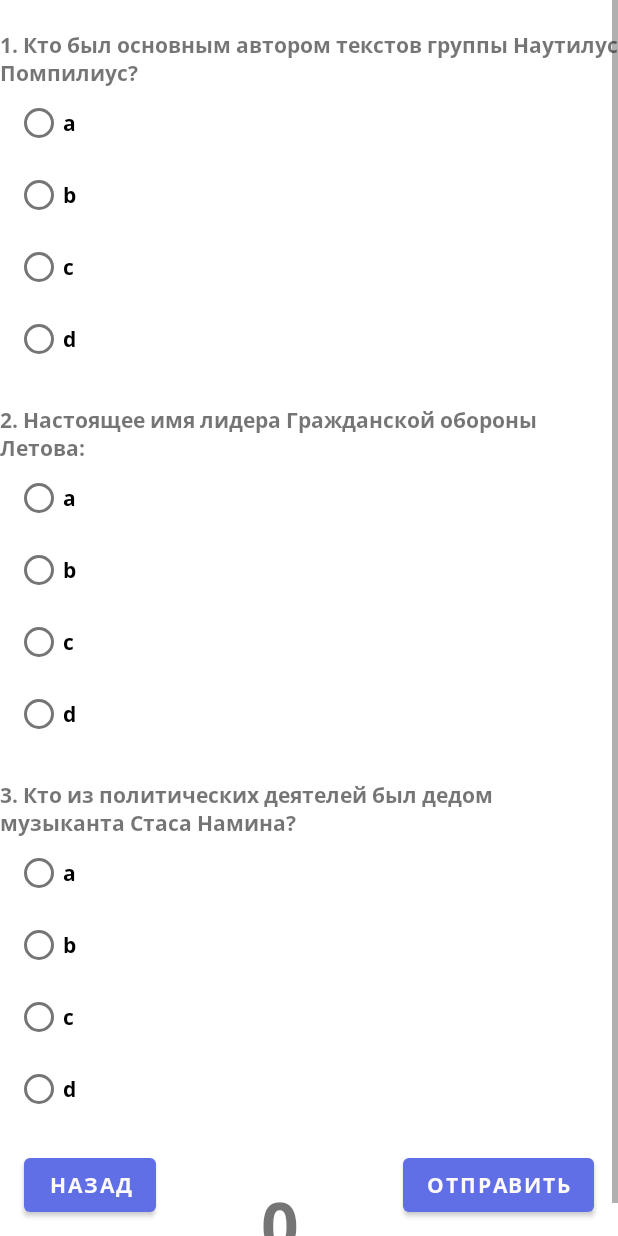
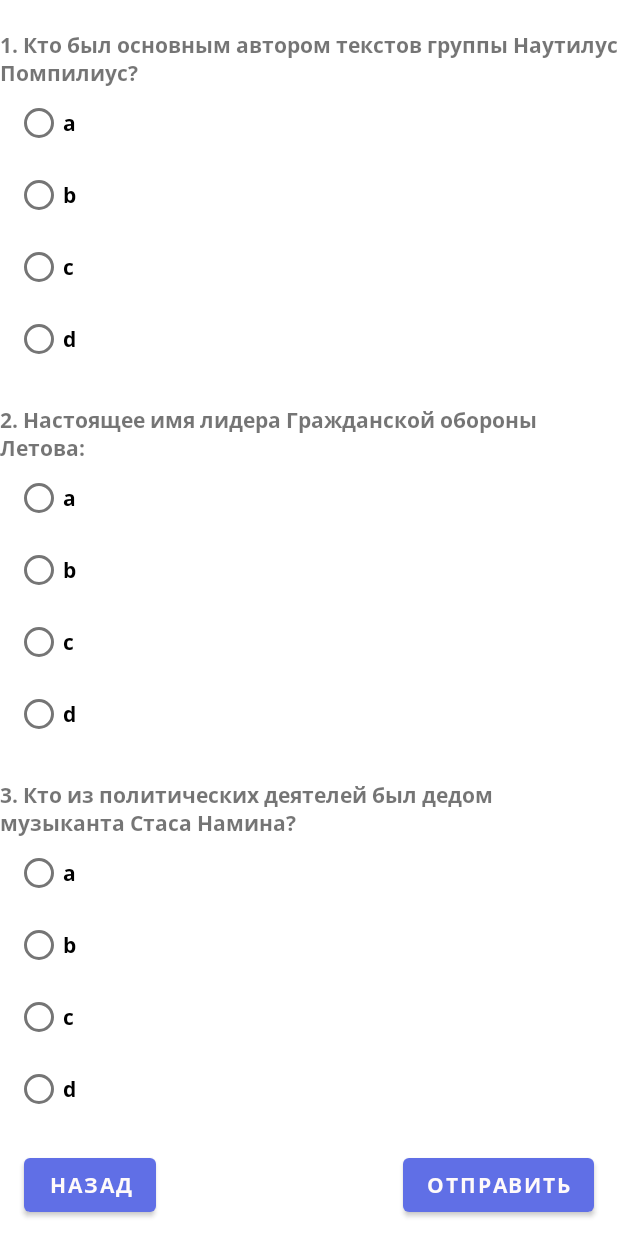
Before and after one commit to DmitryMazaev/Android_HomeWork_8, an Android app: the layout fragment_quiz.xml on its own in the app's theme, with its tools: preview values and no code run, on a phone screen of 412 x 824 dp. Run offline under Robolectric (Android 15) with nearby library versions, the phone set to English and light mode, and no system bars.

Commit message:
Корректировка14

```diff
--- a/app/src/main/java/com/example/quiz/ResultFragment.kt
+++ b/app/src/main/java/com/example/quiz/ResultFragment.kt
@@ -53,6 +53,7 @@
     override fun onViewCreated(view: View, savedInstanceState: Bundle?) {
         super.onViewCreated(view, savedInstanceState)
         binding.resultCount.text = param1.toString()
+        binding.yourResult.text = param2.toString()
     }
 
     companion object {
--- a/app/src/main/res/layout/fragment_quiz.xml
+++ b/app/src/main/res/layout/fragment_quiz.xml
@@ -154,17 +154,5 @@
             app:layout_constraintStart_toStartOf="parent"
             android:text="@string/button_back"
             android:layout_margin="16dp"/>
-        <TextView
-            android:id="@+id/countDelete"
-            android:layout_width="wrap_content"
-            android:layout_height="wrap_content"
-            android:text="0"
-            android:fontFamily="@font/opensans_bold"
-            app:layout_constraintTop_toTopOf="@+id/btnBack"
-            app:layout_constraintStart_toEndOf="@+id/btnBack"
-            app:layout_constraintEnd_toStartOf="@+id/btnSend"
-            android:layout_marginVertical="20dp"
-            android:textSize="44dp"
-            />
     </androidx.constraintlayout.widget.ConstraintLayout>
 </ScrollView>
```
Also changed, not shown: app/src/main/java/com/example/quiz/QuizFragment.kt (+27 -8 lines), app/src/main/res/layout/fragment_result.xml (+13 -0 lines), 3 other files.
